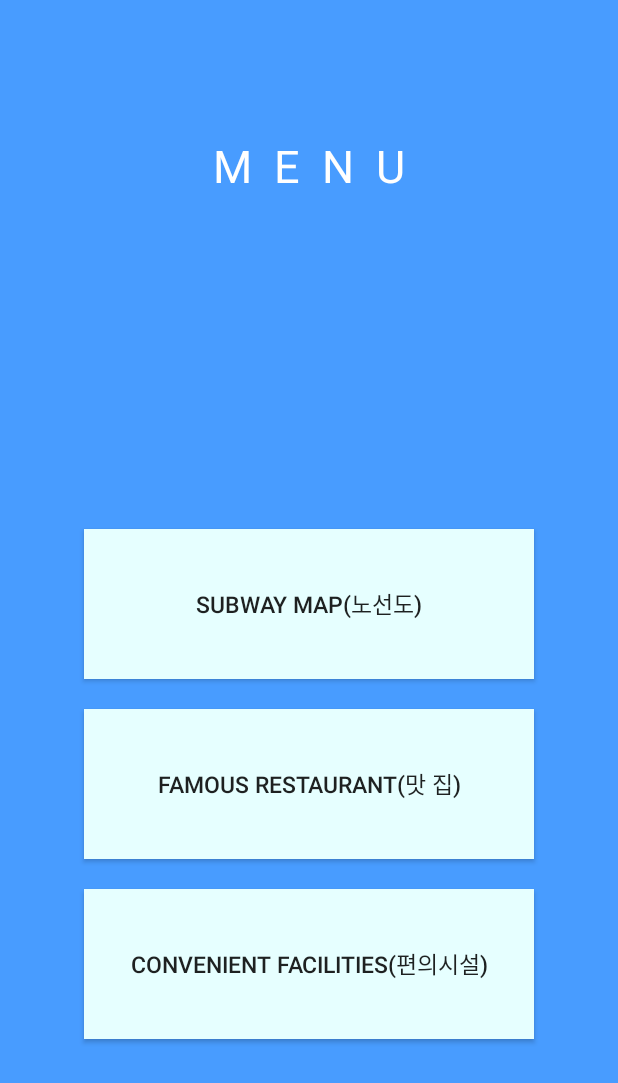
After one commit to SeChanLee/0725_sub, an Android app: the MenuActivity screen opened directly, with no data from a screen before it, on a phone screen of 412 x 824 dp. The commit adds this screen. Shown: the top 1083 px of the screen. Run offline under Robolectric (Android 15) with nearby library versions, the phone set to English and light mode, and no system bars.

Commit message:
0727-1228

```diff
--- a/app/src/main/AndroidManifest.xml
+++ b/app/src/main/AndroidManifest.xml
@@ -16,6 +16,7 @@
                 <category android:name="android.intent.category.LAUNCHER" />
             </intent-filter>
         </activity>
+        <activity android:name=".MenuActivity" android:label="Menu 액티비티"/>
     </application>
 
 </manifest>
--- a/app/src/main/java/com/example/secha/a0725_sub/MainActivity.java
+++ b/app/src/main/java/com/example/secha/a0725_sub/MainActivity.java
@@ -1,13 +1,34 @@
 package com.example.secha.a0725_sub;
 
+import android.content.Intent;
 import android.support.v7.app.AppCompatActivity;
 import android.os.Bundle;
+import android.view.View;
+import android.widget.ImageView;
+import android.widget.Toast;
 
 public class MainActivity extends AppCompatActivity {
+    ImageView train;
 
     @Override
     protected void onCreate(Bundle savedInstanceState) {
         super.onCreate(savedInstanceState);
         setContentView(R.layout.activity_main);
+
+        train=(ImageView)findViewById(R.id.train);
+
+        train.setOnClickListener(new View.OnClickListener() {
+            @Override
+            public void onClick(View view) {
+                Toast tmsg=Toast.makeText(getApplicationContext(),"앱을 시작합니다.",Toast.LENGTH_SHORT);
+                tmsg.show();;//토스트 메세지
+
+                Intent intent=new Intent(getApplicationContext(),MenuActivity.class);
+                startActivity(intent);//액티비티 전환
+
+
+
+            }
+        });
     }
 }
--- /dev/null
+++ b/app/src/main/java/com/example/secha/a0725_sub/MenuActivity.java
@@ -0,0 +1,44 @@
+package com.example.secha.a0725_sub;
+
+import android.app.Activity;
+import android.os.Bundle;
+import android.support.annotation.Nullable;
+import android.view.View;
+import android.widget.Button;
+
+public class MenuActivity extends Activity {
+
+    Button sub_map,restaurant,con_fac;
+    @Override
+    protected void onCreate(Bundle savedInstanceState) {
+        super.onCreate(savedInstanceState);
+        setContentView(R.layout.menu);
+
+        sub_map=(Button)findViewById(R.id.sub_map);
+        restaurant=(Button)findViewById(R.id.restaurant);
+        con_fac=(Button)findViewById(R.id.con_fac);
+
+        sub_map.setOnClickListener(new View.OnClickListener() {
+            @Override
+            public void onClick(View view) {
+
+            }
+        });
+
+        restaurant.setOnClickListener(new View.OnClickListener() {
+            @Override
+            public void onClick(View view) {
+
+            }
+        });
+
+        con_fac.setOnClickListener(new View.OnClickListener() {
+            @Override
+            public void onClick(View view) {
+
+            }
+        });
+
+
+    }
+}
--- a/app/src/main/res/layout/activity_main.xml
+++ b/app/src/main/res/layout/activity_main.xml
@@ -22,6 +22,7 @@
         android:text="S U B W A Y, KOREA"
         android:id="@+id/korea"
         android:textColor="#FFFFFF"
+        android:textSize="20dp"
         android:layout_centerInParent="true"
         android:layout_centerHorizontal="true"
         android:layout_margin="20dp"/>
--- /dev/null
+++ b/app/src/main/res/layout/menu.xml
@@ -0,0 +1,63 @@
+<?xml version="1.0" encoding="utf-8"?>
+<LinearLayout xmlns:android="http://schemas.android.com/apk/res/android"
+    android:orientation="vertical"
+    android:layout_width="match_parent"
+    android:layout_height="match_parent"
+    >
+    <RelativeLayout
+        android:layout_width="match_parent"
+        android:layout_height="wrap_content"
+        android:layout_weight="1"
+        android:background="#489CFF">
+        <TextView
+            android:layout_width="wrap_content"
+            android:layout_height="wrap_content"
+            android:text="M  E  N  U"
+            android:textSize="30dp"
+            android:textColor="#FFFFFF"
+            android:layout_centerInParent="true"
+            android:layout_centerHorizontal="true"/>
+
+    </RelativeLayout>
+
+    <RelativeLayout
+        android:layout_width="match_parent"
+        android:layout_height="wrap_content"
+        android:background="#489CFF"
+        android:layout_weight="2">
+
+        <Button
+            android:layout_width="300dp"
+            android:layout_height="100dp"
+            android:background="#E6FFFF"
+            android:text="SubWay Map(노선도)"
+            android:textSize="15dp"
+            android:layout_margin="10dp"
+            android:id="@+id/sub_map"
+            android:layout_above="@+id/restaurant"
+            android:layout_centerHorizontal="true"/>
+        <Button
+            android:layout_width="300dp"
+            android:layout_height="100dp"
+            android:background="#E6FFFF"
+            android:text="Famous Restaurant(맛 집)"
+            android:textSize="15dp"
+            android:layout_margin="10dp"
+            android:id="@+id/restaurant"
+            android:layout_centerHorizontal="true"
+            android:layout_centerInParent="true"/>
+        <Button
+            android:layout_width="300dp"
+            android:layout_height="100dp"
+            android:background="#E6FFFF"
+            android:text="Convenient Facilities(편의시설)"
+            android:textSize="15dp"
+            android:layout_margin="10dp"
+            android:id="@+id/con_fac"
+            android:layout_below="@+id/restaurant"
+            android:layout_centerHorizontal="true"/>
+
+    </RelativeLayout>
+
+
+</LinearLayout>
```
